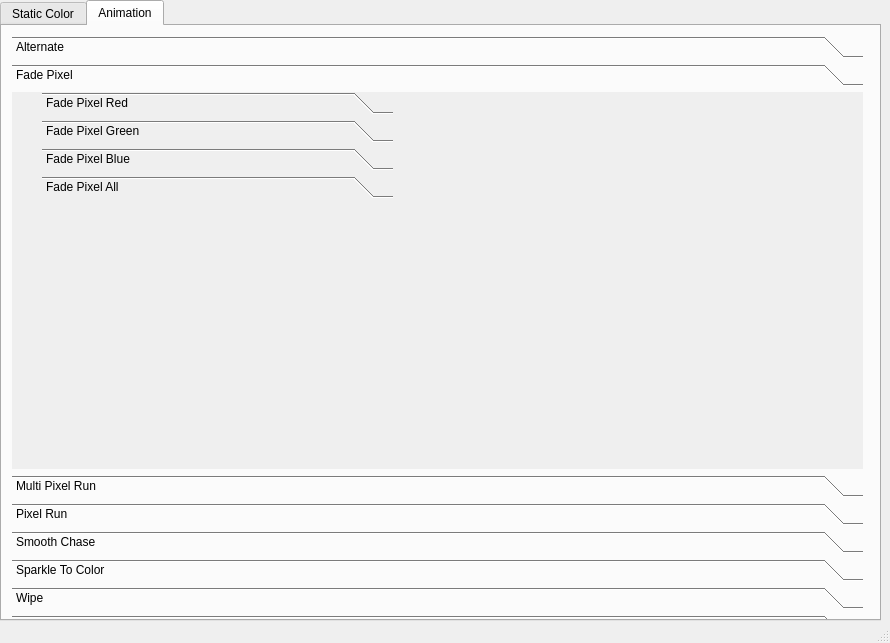
The window that GUI/LEDProj_GUI/mainwindow.ui (AnimatedLEDStrip/AnimatedLEDStripCppArduino) describes before a commit, drawn with Qt 5.
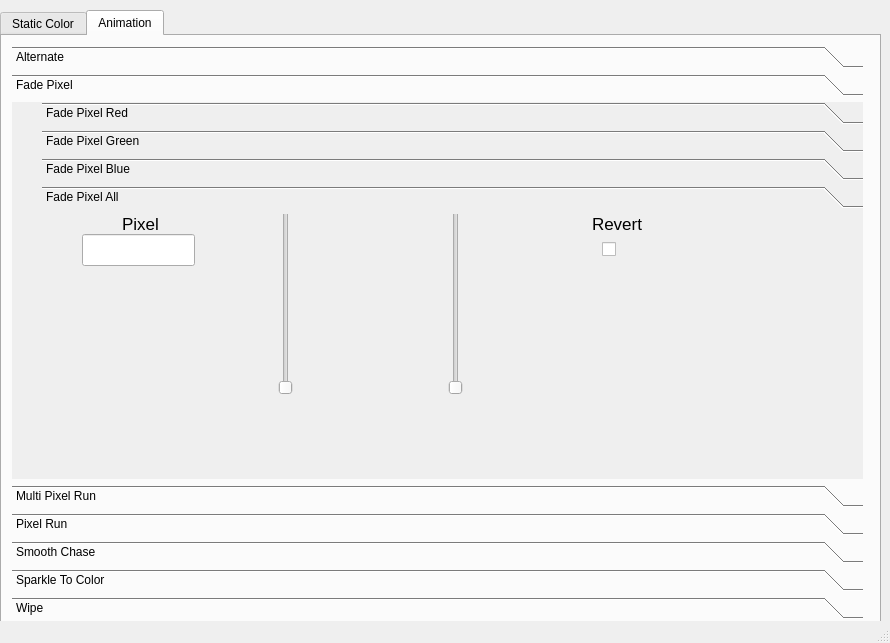
The same window after the commit. The open tabs and pages were chosen to show the change.

The edit to the form file:
```diff
--- a/GUI/LEDProj_GUI/mainwindow.ui
+++ b/GUI/LEDProj_GUI/mainwindow.ui
@@ -18,7 +18,7 @@
     <property name="geometry">
      <rect>
       <x>0</x>
-      <y>0</y>
+      <y>10</y>
       <width>881</width>
       <height>621</height>
      </rect>
@@ -74,6 +74,14 @@
        </attribute>
       </widget>
       <widget class="QWidget" name="page_3">
+       <property name="geometry">
+        <rect>
+         <x>0</x>
+         <y>0</y>
+         <width>851</width>
+         <height>329</height>
+        </rect>
+       </property>
        <attribute name="label">
         <string>Fade Pixel</string>
        </attribute>
@@ -82,8 +90,8 @@
          <rect>
           <x>30</x>
           <y>0</y>
-          <width>351</width>
-          <height>251</height>
+          <width>821</width>
+          <height>321</height>
          </rect>
         </property>
         <property name="currentIndex">
@@ -121,9 +129,102 @@
          </attribute>
         </widget>
         <widget class="QWidget" name="page_12">
+         <property name="geometry">
+          <rect>
+           <x>0</x>
+           <y>0</y>
+           <width>821</width>
+           <height>185</height>
+          </rect>
+         </property>
          <attribute name="label">
           <string>Fade Pixel All</string>
          </attribute>
+         <widget class="QLabel" name="label_11">
+          <property name="geometry">
+           <rect>
+            <x>80</x>
+            <y>0</y>
+            <width>62</width>
+            <height>20</height>
+           </rect>
+          </property>
+          <property name="font">
+           <font>
+            <pointsize>13</pointsize>
+           </font>
+          </property>
+          <property name="text">
+           <string>Pixel</string>
+          </property>
+         </widget>
+         <widget class="QLineEdit" name="lineEdit_11">
+          <property name="geometry">
+           <rect>
+            <x>40</x>
+            <y>20</y>
+            <width>113</width>
+            <height>32</height>
+           </rect>
+          </property>
+         </widget>
+         <widget class="QLabel" name="label_12">
+          <property name="geometry">
+           <rect>
+            <x>550</x>
+            <y>0</y>
+            <width>62</width>
+            <height>20</height>
+           </rect>
+          </property>
+          <property name="font">
+           <font>
+            <pointsize>13</pointsize>
+           </font>
+          </property>
+          <property name="text">
+           <string>Revert</string>
+          </property>
+         </widget>
+         <widget class="QSlider" name="verticalSlider_7">
+          <property name="geometry">
+           <rect>
+            <x>230</x>
+            <y>-10</y>
+            <width>28</width>
+            <height>191</height>
+           </rect>
+          </property>
+          <property name="orientation">
+           <enum>Qt::Vertical</enum>
+          </property>
+         </widget>
+         <widget class="QSlider" name="verticalSlider_8">
+          <property name="geometry">
+           <rect>
+            <x>400</x>
+            <y>-10</y>
+            <width>28</width>
+            <height>191</height>
+           </rect>
+          </property>
+          <property name="orientation">
+           <enum>Qt::Vertical</enum>
+          </property>
+         </widget>
+         <widget class="QCheckBox" name="checkBox">
+          <property name="geometry">
+           <rect>
+            <x>560</x>
+            <y>20</y>
+            <width>101</width>
+            <height>31</height>
+           </rect>
+          </property>
+          <property name="text">
+           <string/>
+          </property>
+         </widget>
         </widget>
        </widget>
       </widget>
```
Left out of the diff: 953 changed lines with no effect on the pictures.
